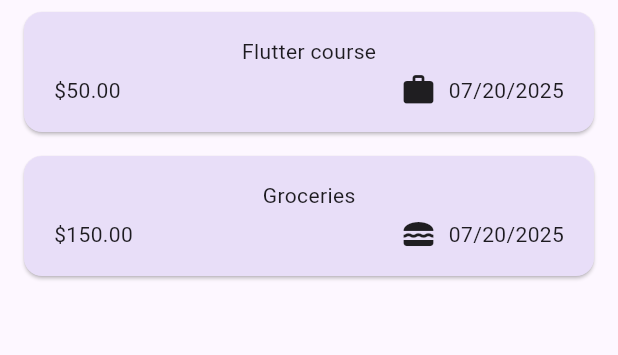
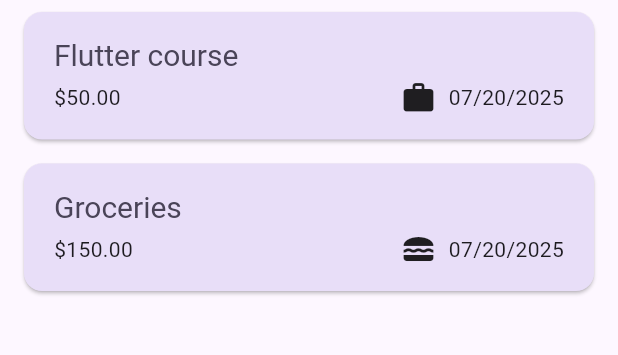
Before and after one commit to japinell/flutter_expense_tracker, a Flutter app: the screen it shows after launch, on a phone screen of 412 x 824 dp, the part 114-469 px from its top. Run offline on Flutter 3.47's test engine with Material 3 defaults, Android fonts, the phone set to English and light mode, and no system bars.

Commit message:
General theming

```diff
--- a/lib/widgets/expense_item.dart
+++ b/lib/widgets/expense_item.dart
@@ -11,8 +11,9 @@ class ExpenseItem extends StatelessWidget {
       child: Padding(
         padding: const EdgeInsets.symmetric(horizontal: 20, vertical: 16),
         child: Column(
+          crossAxisAlignment: CrossAxisAlignment.start,
           children: [
-            Text(expense.title),
+            Text(expense.title, style: Theme.of(context).textTheme.titleLarge),
             SizedBox(height: 4),
             Row(
               children: [
--- a/lib/widgets/expenses_list.dart
+++ b/lib/widgets/expenses_list.dart
@@ -19,6 +19,10 @@ class ExpensesList extends StatelessWidget {
       itemBuilder: (ctx, idx) {
         return Dismissible(
           key: ValueKey(idx),
+          background: Container(
+            color: Theme.of(context).colorScheme.error,
+            margin: Theme.of(context).cardTheme.margin,
+          ),
           onDismissed: (direction) {
             onRemoveExpense(expenses[idx]);
           },
```
